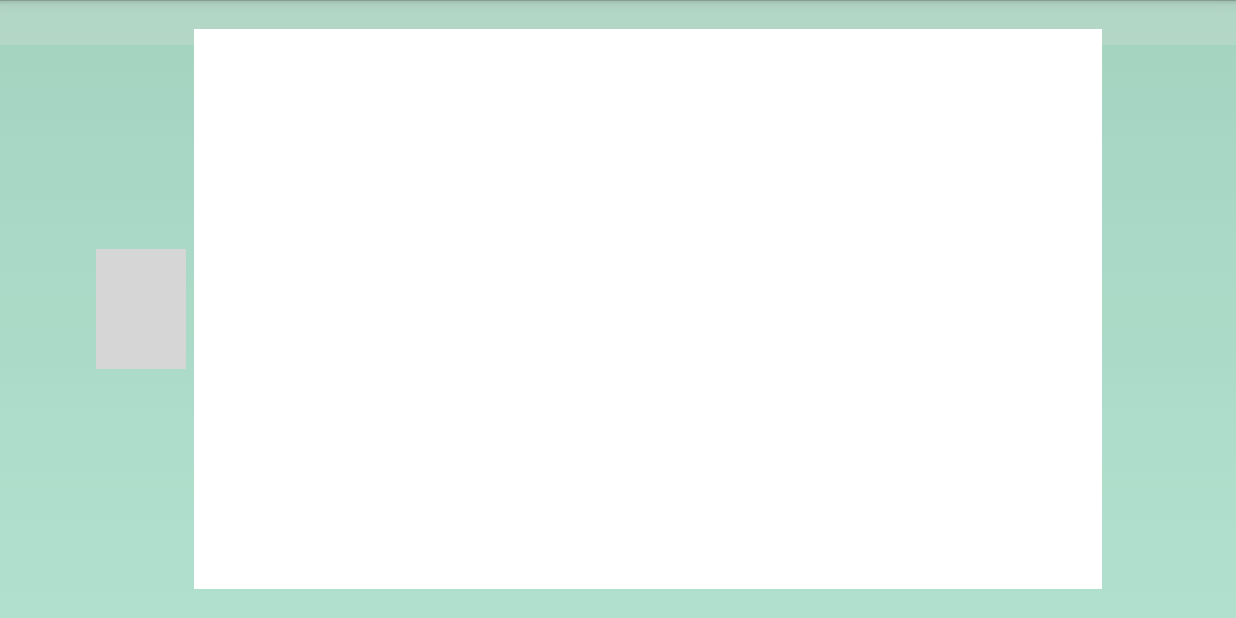
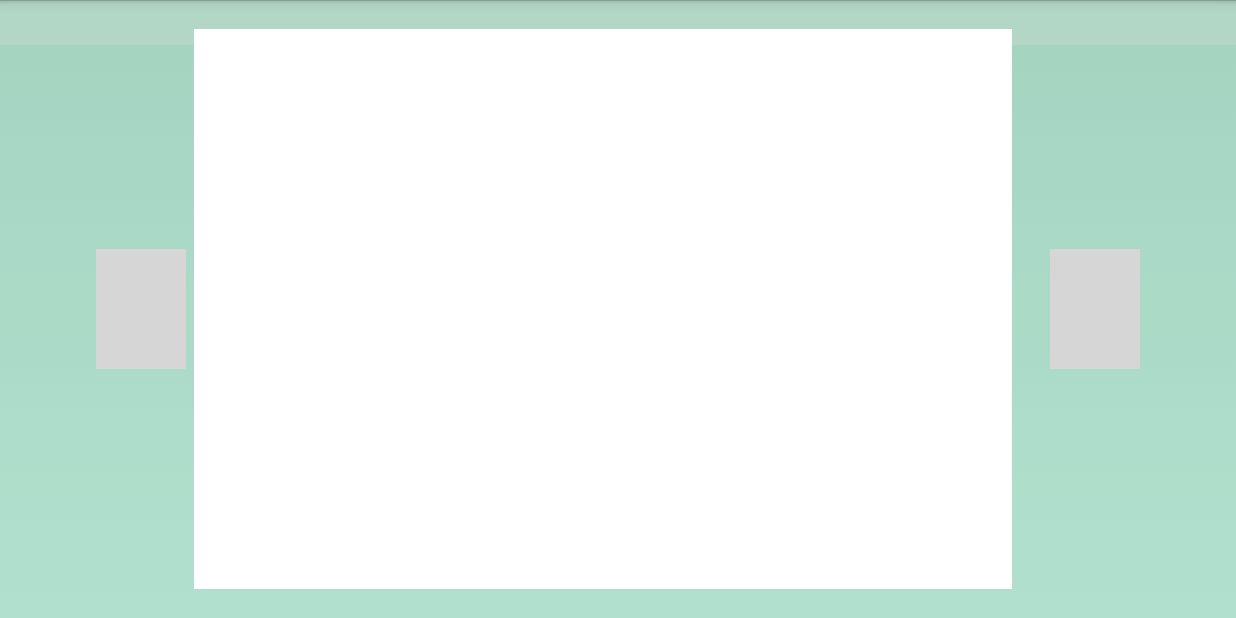
Before and after one commit to JavierT/SocioDraw, an Android app: the fragment ScreenFragment placed in its activity, on a phone screen of 824 x 412 dp (held sideways). Run offline under Robolectric (Android 15) with nearby library versions, the phone set to English and light mode, and no system bars; 4 statements that could not run were skipped.

Commit message:
Working in the several screens for the competitive version

```diff
--- a/DrawingApp/app/src/main/java/com/sociotech/javiert/imaginary/ScreenFragment.java
+++ b/DrawingApp/app/src/main/java/com/sociotech/javiert/imaginary/ScreenFragment.java
@@ -46,7 +46,14 @@ public class ScreenFragment extends Fragment {
         AnimationDrawable frameAnimation = (AnimationDrawable) iv_arrow.getBackground();
         frameAnimation.start();
 
+        iv_arrow = (ImageView) rootView.findViewById(R.id.right_arrow);
+        iv_arrow.setBackgroundResource(R.drawable.right_arrow_animation);
+        frameAnimation = (AnimationDrawable) iv_arrow.getBackground();
+        frameAnimation.start();
+
         return rootView;
+
+
     }
 
     @Override
--- a/DrawingApp/app/src/main/res/layout/fragment_screen.xml
+++ b/DrawingApp/app/src/main/res/layout/fragment_screen.xml
@@ -29,6 +29,11 @@
         android:layout_weight="0.86"
         />
 
-
+    <ImageView
+        android:layout_width="60dp"
+        android:layout_height="80dp"
+        android:id="@+id/right_arrow"
+        android:contentDescription="@string/arrow_descriptor"
+        android:layout_gravity="center_vertical" />
 
 </LinearLayout>
```
Also changed, not shown: DrawingApp/app/src/main/java/com/sociotech/javiert/imaginary/CreateActivity.java (+24 -11 lines).
